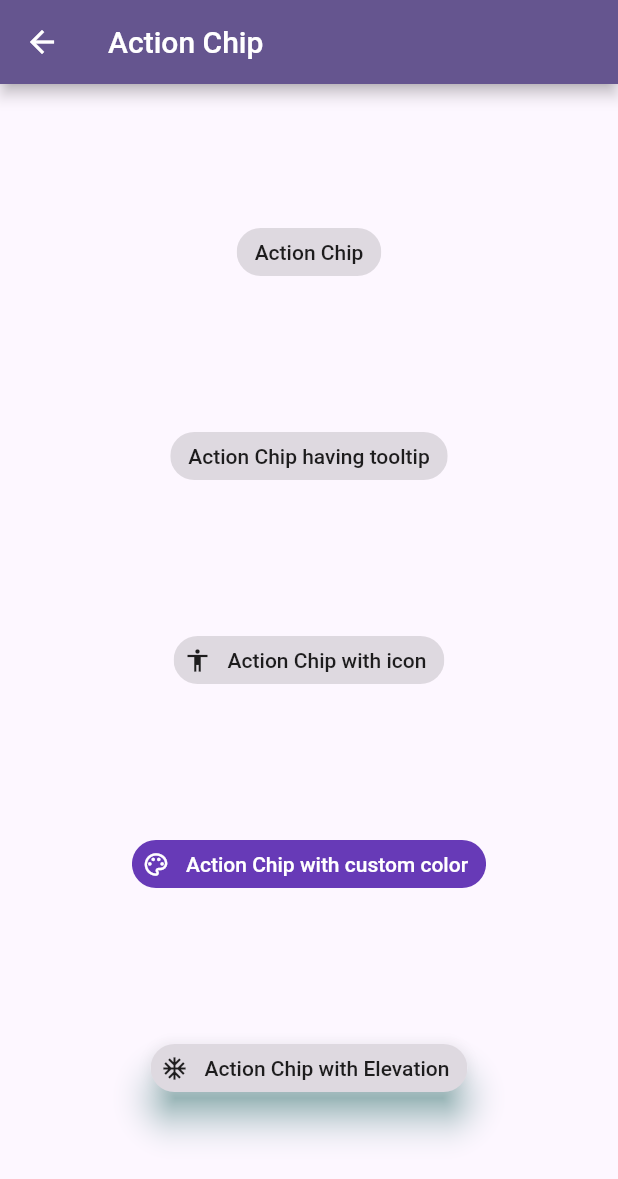
After one commit to omarSuarezRodriguez/flutter_apps_with_package, a Flutter app: the LActionChipExample screen opened by its route, on a phone screen of 412 x 824 dp. The commit adds this screen. Shown: the top 1179 px of the screen. Run offline on Flutter 3.47's test engine with Material 2 defaults, Android fonts, the phone set to English and light mode, and no system bars; our stand-ins replace get, get_storage, readmore; missing offline and left inert: flutter_barcode_scanner; accounts and stored records are empty.

Commit message:
developed basics_113

```diff
--- a/lib/src/basics_screen/basics_screen.dart
+++ b/lib/src/basics_screen/basics_screen.dart
@@ -1521,6 +1521,34 @@ class BasicsScreen extends StatelessWidget {
             },
             child: const ListTile(
               title: Text('111. CheckBox List Tile'),
+              leading: Icon(
+                Icons.data_object_rounded,
+                color: Colors.lime,
+              ),
+            ),
+          ),
+
+          const SizedBox(height: 7),
+          InkWell(
+            onTap: () {
+              Navigator.pushNamed(context, '/basics_112');
+            },
+            child: const ListTile(
+              title: Text('112. Action Chip'),
+              leading: Icon(
+                Icons.data_object_rounded,
+                color: Colors.lime,
+              ),
+            ),
+          ),
+
+          const SizedBox(height: 7),
+          InkWell(
+            onTap: () {
+              Navigator.pushNamed(context, '/basics_113');
+            },
+            child: const ListTile(
+              title: Text('113. Choice Chip'),
               leading: Icon(
                 Icons.data_object_rounded,
                 color: Colors.lime,
--- /dev/null
+++ b/lib/src/basics_screen/pages/112_action_chip_example.dart
@@ -0,0 +1,74 @@
+import 'package:flutter/material.dart';
+
+class LActionChipExample extends StatelessWidget {
+  const LActionChipExample({super.key});
+
+  @override
+  Widget build(BuildContext context) {
+    return Scaffold(
+      appBar: AppBar(title: const Text('Action Chip')),
+      body: const Center(
+        child: LActionChip(),
+      ),
+    );
+  }
+}
+
+
+
+class LActionChip extends StatelessWidget {
+  const LActionChip({super.key});
+
+  void showSnackBar(BuildContext context) {
+    ScaffoldMessenger.of(context).showSnackBar(const SnackBar(
+      content: Text(
+        'Clicked',
+      ),
+      duration: Duration(seconds: 1),
+    ));
+  }
+
+  @override
+  Widget build(BuildContext context) {
+    return Column(
+      crossAxisAlignment: CrossAxisAlignment.center,
+      mainAxisAlignment: MainAxisAlignment.spaceEvenly,
+      children: <Widget>[
+        ActionChip(
+            label: const Text('Action Chip'),
+            onPressed: () {
+              showSnackBar(context);
+            }),
+        ActionChip(
+            label: const Text('Action Chip having tooltip'),
+            tooltip: 'This is tooltip',
+            onPressed: () {
+              showSnackBar(context);
+            }),
+        ActionChip(
+            label: const Text('Action Chip with icon'),
+            avatar: const Icon(Icons.accessibility_outlined),
+            onPressed: () {
+              showSnackBar(context);
+            }),
+        ActionChip(
+            label: const Text('Action Chip with custom color'),
+            labelStyle: const TextStyle(color: Colors.white),
+            avatar: const Icon(Icons.color_lens_outlined, color: Colors.white),
+            backgroundColor: Colors.deepPurple,
+            onPressed: () {
+              showSnackBar(context);
+            }),
+        ActionChip(
+            label: const Text('Action Chip with Elevation'),
+            avatar: const Icon(Icons.ac_unit_outlined),
+            elevation: 10,
+            pressElevation: 5,
+            shadowColor: Colors.teal,
+            onPressed: () {
+              showSnackBar(context);
+            })
+      ],
+    );
+  }
+}
--- a/lib/src/routes/routes.dart
+++ b/lib/src/routes/routes.dart
@@ -12,6 +12,8 @@ import 'package:flutter_apps_with_package/src/basics_screen/pages/108_radio_list
 import 'package:flutter_apps_with_package/src/basics_screen/pages/109_flexible_example.dart';
 import 'package:flutter_apps_with_package/src/basics_screen/pages/110_switch_list_tile_example.dart';
 import 'package:flutter_apps_with_package/src/basics_screen/pages/111_check_box_list_tile_example.dart';
+import 'package:flutter_apps_with_package/src/basics_screen/pages/112_action_chip_example.dart';
+import 'package:flutter_apps_with_package/src/basics_screen/pages/113_choice_chip_example.dart';
 import 'package:flutter_apps_with_package/src/basics_screen/pages/81_dropdown_button_example.dart';
 import 'package:flutter_apps_with_package/src/basics_screen/pages/82_cards_example.dart';
 import 'package:flutter_apps_with_package/src/basics_screen/pages/83_chips_example.dart';
@@ -274,6 +276,8 @@ Map<String, WidgetBuilder> getApplicationRoutes() {
     '/basics_109'          : (BuildContext context) => const LFlexibleExample(),
     '/basics_110'          : (BuildContext context) => const LSwitchListTileExample(),
     '/basics_111'          : (BuildContext context) => const LCheckboxListTileExample(),
+    '/basics_112'          : (BuildContext context) => const LActionChipExample(),
+    '/basics_113'          : (BuildContext context) => const LChoiceChipExample(),
 
 
 
```
Also changed, not shown: lib/src/basics_screen/pages/113_choice_chip_example.dart (added, +59 -0 lines).
